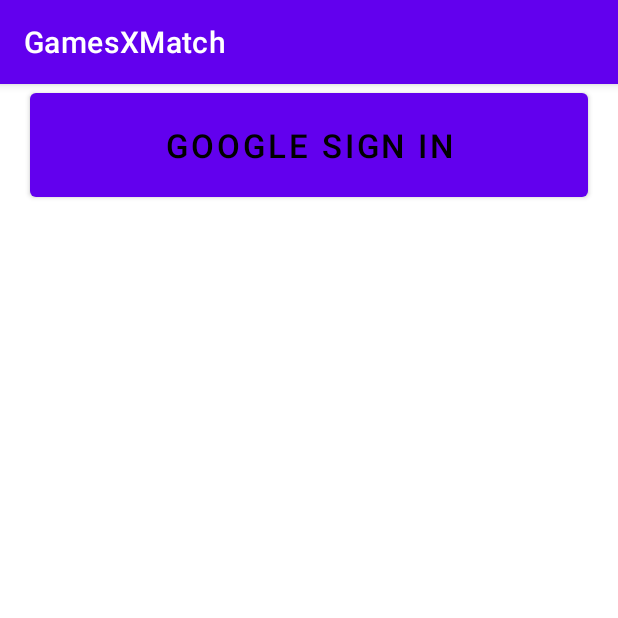
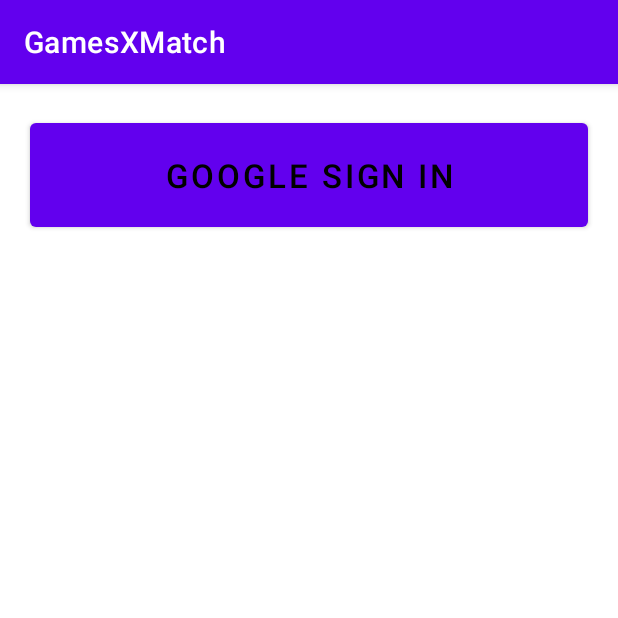
Before and after one commit to GameXMatch/GameXMatch, an Android app: the Login screen opened directly, with no data from a screen before it, on a phone screen of 412 x 824 dp, the top half of it. Run offline under Robolectric (Android 15) with nearby library versions, the phone set to English and light mode, and no system bars; our stand-ins replace Firebase (no records; nobody signed in at launch, a user with empty details on screens opened directly).

Commit message:
lint fix

```diff
--- a/android_app/app/src/main/res/layout/activity_login.xml
+++ b/android_app/app/src/main/res/layout/activity_login.xml
@@ -12,8 +12,11 @@
         android:layout_width="match_parent"
         android:layout_height="wrap_content"
         android:layout_margin="20dp"
+        android:layout_marginStart="20dp"
         android:padding="20dp"
         android:text="Google Sign In"
         android:textColor="#000"
-        android:textSize="22sp" />
+        android:textSize="22sp"
+        app:layout_constraintStart_toStartOf="parent"
+        app:layout_constraintTop_toTopOf="parent" />
 </androidx.constraintlayout.widget.ConstraintLayout>
```
